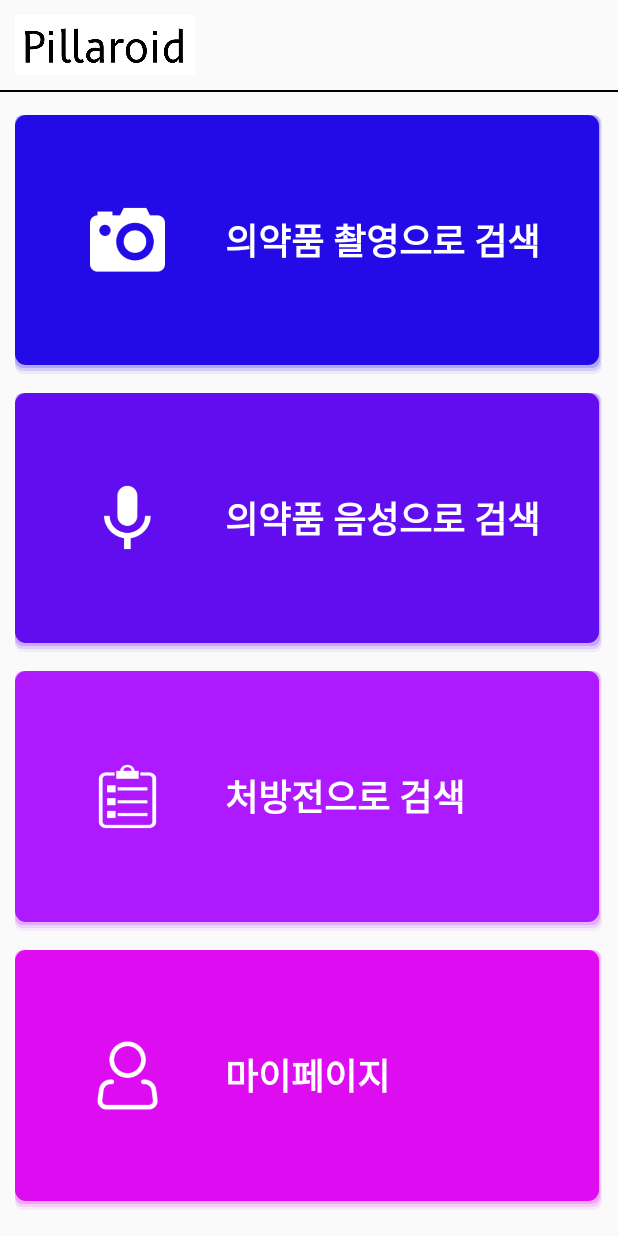
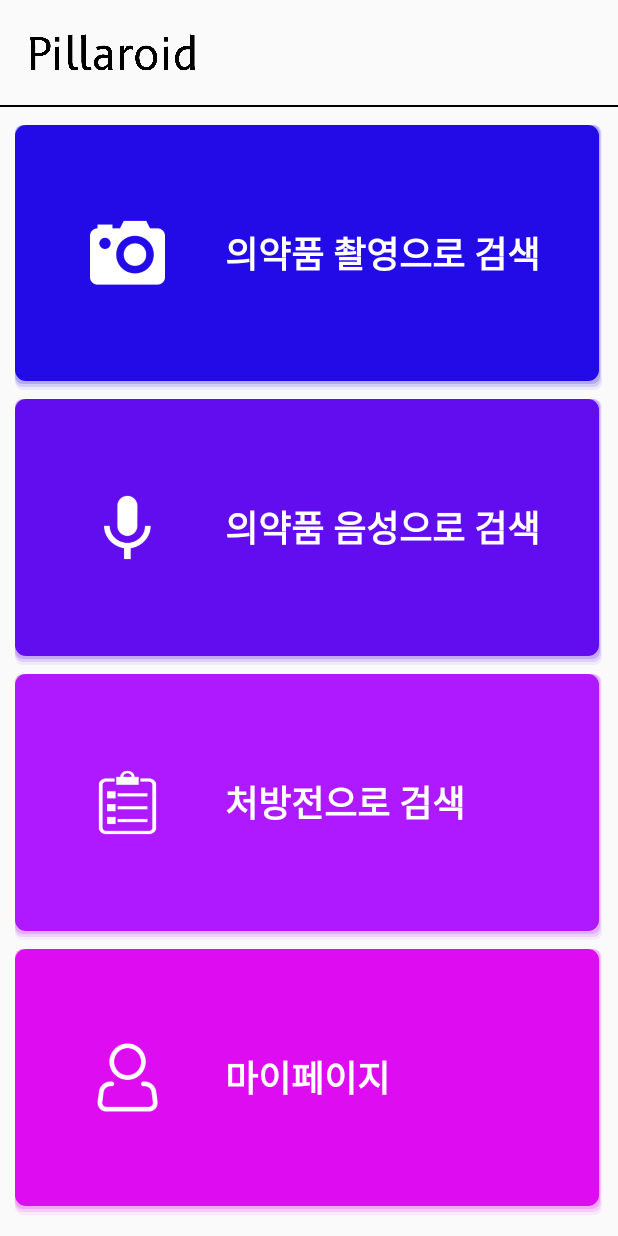
Before and after one commit to NadoYagsa/Pillaroid-Android, an Android app: the screen it shows after launch (MainActivity), on a phone screen of 412 x 824 dp. Run offline under Robolectric (Android 15) with nearby library versions, the light colour scheme and no system bars.

Commit message:
[refactor] 메인 화면 액션바 적용 및 버튼 마진 변경 (#1)
상단 텍스트 로고 - 이미지뷰에서 액션바로 변경
주 버튼들 - vertical 마진 5dp에서 2dp로 변경
텍스트 로고 이미지 - 뒷배경 없는 걸로 변경

```diff
--- a/app/src/main/java/com/nadoyagsa/pillaroid/MainActivity.java
+++ b/app/src/main/java/com/nadoyagsa/pillaroid/MainActivity.java
@@ -1,8 +1,11 @@
 package com.nadoyagsa.pillaroid;
 
+import androidx.appcompat.app.ActionBar;
 import androidx.appcompat.app.AppCompatActivity;
+import androidx.appcompat.widget.Toolbar;
 
 import android.os.Bundle;
+import android.view.View;
 
 public class MainActivity extends AppCompatActivity {
 
@@ -10,5 +13,14 @@ public class MainActivity extends AppCompatActivity {
     protected void onCreate(Bundle savedInstanceState) {
         super.onCreate(savedInstanceState);
         setContentView(R.layout.activity_main);
+
+        Toolbar toolbar = findViewById(R.id.tb_main_toolbar);
+        setSupportActionBar(toolbar);
+        ActionBar actionBar = getSupportActionBar();
+        actionBar.setDisplayShowCustomEnabled(true);
+        actionBar.setDisplayShowTitleEnabled(false);
+        View customView = View.inflate(this, R.layout.actionbar_main, null);
+        ActionBar.LayoutParams params = new ActionBar.LayoutParams(ActionBar.LayoutParams.MATCH_PARENT, ActionBar.LayoutParams.MATCH_PARENT);
+        actionBar.setCustomView(customView, params);
     }
 }
--- /dev/null
+++ b/app/src/main/res/layout/actionbar_main.xml
@@ -0,0 +1,16 @@
+<?xml version="1.0" encoding="utf-8"?>
+<LinearLayout xmlns:android="http://schemas.android.com/apk/res/android"
+    android:layout_width="match_parent"
+    android:layout_height="match_parent"
+    android:orientation="horizontal"
+    android:padding="20dp">
+
+    <ImageView
+        android:layout_width="110dp"
+        android:layout_height="wrap_content"
+        android:layout_gravity="center"
+        android:contentDescription="필라로이드 텍스트 로고"
+        android:scaleType="fitCenter"
+        android:src="@drawable/icon_text_logo" />
+
+</LinearLayout>
--- a/app/src/main/res/layout/activity_main.xml
+++ b/app/src/main/res/layout/activity_main.xml
@@ -5,14 +5,12 @@
     android:layout_height="match_parent"
     android:orientation="vertical">
 
-    <androidx.appcompat.widget.AppCompatImageView
-        android:layout_width="120dp"
-        android:layout_height="40dp"
-        android:layout_margin="10dp"
-        android:backgroundTint="#000000"
-        android:contentDescription="필라로이드 텍스트 로고"
-        android:scaleType="fitCenter"
-        android:src="@drawable/icon_text_logo" />
+    <androidx.appcompat.widget.Toolbar
+        android:id="@+id/tb_main_toolbar"
+        android:layout_width="match_parent"
+        android:layout_height="70dp"
+        app:contentInsetEnd="0dp"
+        app:contentInsetStart="0dp" />
 
     <View
         android:layout_width="match_parent"
@@ -30,7 +28,7 @@
             android:id="@+id/ll_main_camera"
             android:layout_width="match_parent"
             android:layout_height="wrap_content"
-            android:layout_marginVertical="5dp"
+            android:layout_marginVertical="2dp"
             android:layout_weight="1"
             android:background="@drawable/bg_r7white_shadow"
             android:backgroundTint="#220BE6"
@@ -60,7 +58,7 @@
             android:id="@+id/ll_main_voice"
             android:layout_width="match_parent"
             android:layout_height="wrap_content"
-            android:layout_marginVertical="5dp"
+            android:layout_marginVertical="2dp"
             android:layout_weight="1"
             android:background="@drawable/bg_r7white_shadow"
             android:backgroundTint="#620CF0"
@@ -90,7 +88,7 @@
             android:id="@+id/ll_main_prescription"
             android:layout_width="match_parent"
             android:layout_height="wrap_content"
-            android:layout_marginVertical="5dp"
+            android:layout_marginVertical="2dp"
             android:layout_weight="1"
             android:background="@drawable/bg_r7white_shadow"
             android:backgroundTint="#AF19FF"
@@ -120,7 +118,7 @@
             android:id="@+id/ll_main_mypage"
             android:layout_width="match_parent"
             android:layout_height="wrap_content"
-            android:layout_marginVertical="5dp"
+            android:layout_marginVertical="2dp"
             android:layout_weight="1"
             android:background="@drawable/bg_r7white_shadow"
             android:backgroundTint="#DE0CF0"
```
Also changed, not shown: app/src/main/res/drawable-v24/icon_text_logo.png.
